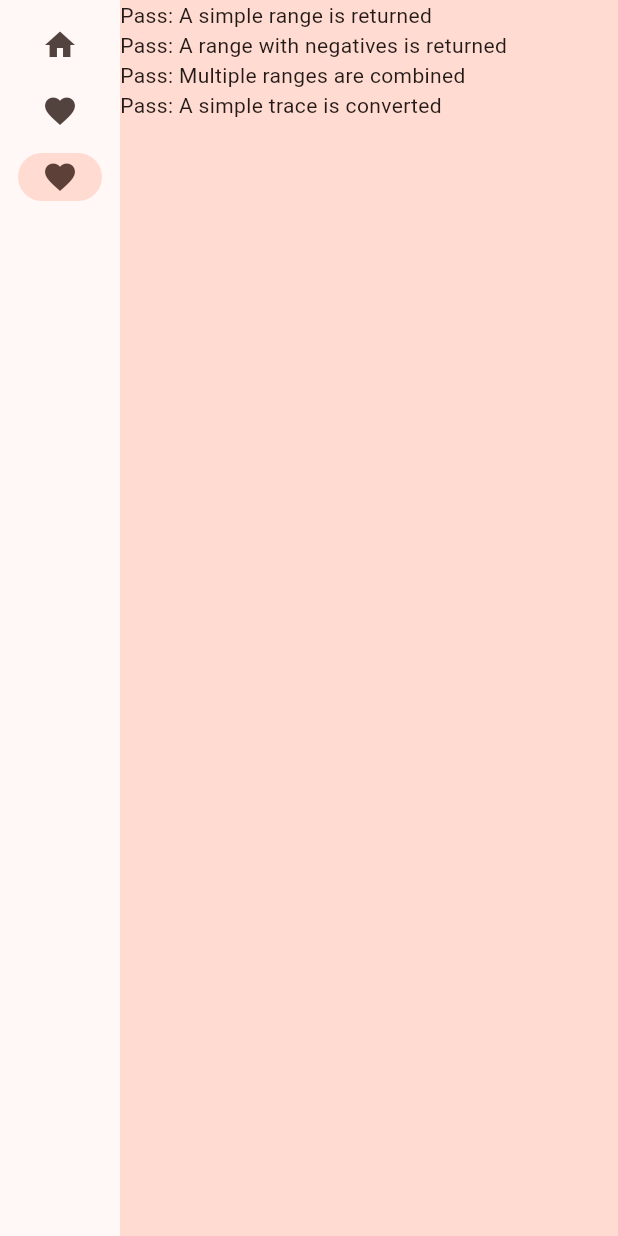
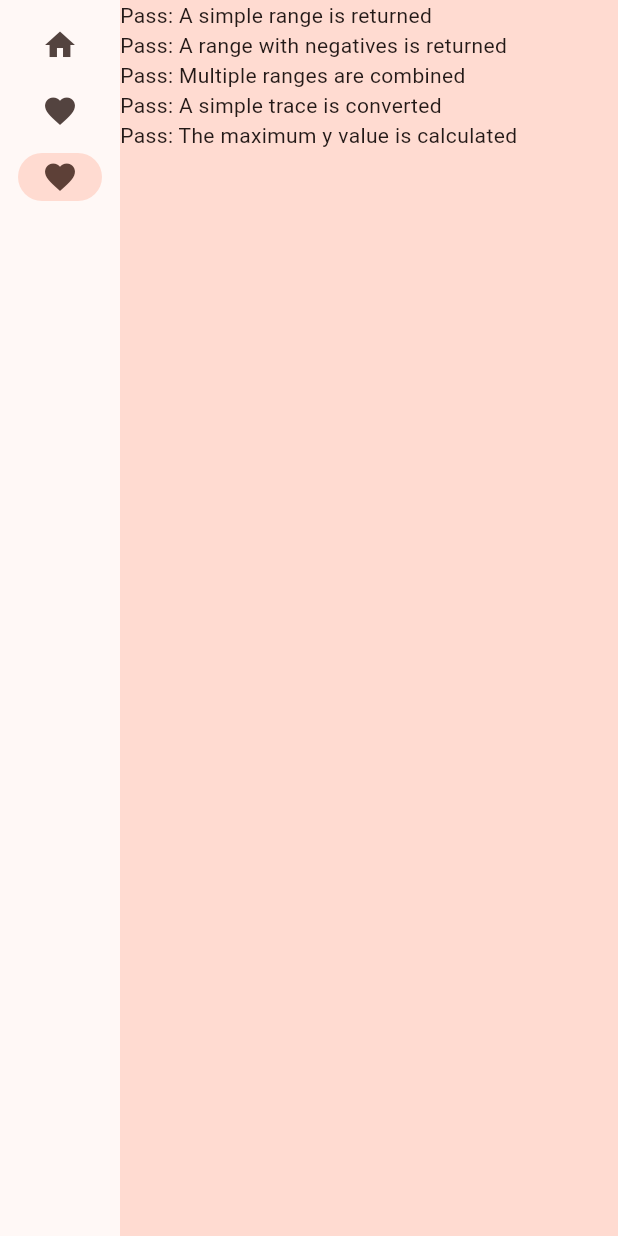
Before and after one commit to davidsykes/ircommandmanager, a Flutter app: the screen it shows after launch, after a tap on "Traces", after a tap on "Trace Plots", after a tap on "Tests", on a phone screen of 412 x 824 dp. Run offline on Flutter 3.47's test engine with Material 2 defaults, Android fonts, the light colour scheme and no system bars; network calls fail.

Commit message:
Set up a scaling helper

```diff
--- a/lib/testing/testmodule.dart
+++ b/lib/testing/testmodule.dart
@@ -17,6 +17,15 @@ abstract class TestModule {
       throw TestAssertFailException(ls);
     }
   }
+
+  void assertEqual(dynamic a, dynamic b) {
+    print('A= $a $b');
+    if (a == b) {
+      print('A= $a $b');
+    } else {
+      print('A!= $a $b');
+    }
+  }
 }
 
 class TestAssertFailException implements Exception {
--- /dev/null
+++ b/lib/tests/utilities/scalinghelpertests.dart
@@ -0,0 +1,41 @@
+import '../../testing/testmodule.dart';
+import '../../testing/testunit.dart';
+import '../../utilities/scalinghelper.dart';
+
+class ScalingHelperTests extends TestModule {
+  late ScalingHelper _helper;
+
+  @override
+  void setUpObjectUnderTest() {
+    _helper = ScalingHelper(horizontalExtent: 100, verticalExtent: 100);
+  }
+
+  @override
+  Iterable<TestUnit> getTests() {
+    return [
+      createTest(
+          'The maximum y value is calculated', theMaximumYValueIsCalculated),
+    ];
+  }
+
+  void theMaximumYValueIsCalculated() {
+    List<List<List<double>>> values = [
+      [
+        [0.0, 0],
+        [1, 1]
+      ],
+      [
+        [0, 0],
+        [1, 10]
+      ],
+      [
+        [0, 0],
+        [1, 1]
+      ],
+    ];
+
+    var max = _helper.getMaximumYValue(values);
+
+    assertEqual(max, 10);
+  }
+}
--- a/lib/tracepainter.dart
+++ b/lib/tracepainter.dart
@@ -3,8 +3,8 @@ import 'package:ircommandmanager/utilities/tracetolinesconverter.dart';
 import 'package:ircommandmanager/utilities/tracevaluerangefinder.dart';
 import 'dataobjects/traceinfo.dart';
 import 'dart:ui' as ui;
-
 import 'dataobjects/tracepoints.dart';
+import 'utilities/scalinghelper.dart';
 
 class MyPainter extends CustomPainter {
   final List<TraceInfo> traces;
@@ -25,16 +25,9 @@ class MyPainter extends CustomPainter {
 
     drawTestPattern(canvas, size, paint);
 
-    var tracesToPlot =
-        traces.map((t) => t.traceDetails!).cast<TracePoints>().toList();
+    drawTracesUsingUnscaledCanvas(canvas, size, paint);
 
-    var range = TraceValueRangeFinder().calculateRange(tracesToPlot);
-
-    var scalex = size.width / range.maxx;
-    var scaley = size.height / range.maxy;
-    canvas.scale(scalex, scaley);
-
-    drawTrace(traces[0], canvas, paint);
+    drawTracesUsingScaledCanvas(canvas, size, paint);
   }
 
   @override
@@ -67,4 +60,28 @@ class MyPainter extends CustomPainter {
 
     canvas.drawPoints(ui.PointMode.polygon, offsets, paint);
   }
+
+  void drawTracesUsingScaledCanvas(Canvas canvas, Size size, Paint paint) {
+    var tracesToPlot =
+        traces.map((t) => t.traceDetails!).cast<TracePoints>().toList();
+
+    var range = TraceValueRangeFinder().calculateRange(tracesToPlot);
+
+    var scalex = size.width / range.maxx;
+    var scaley = size.height / range.maxy;
+    canvas.scale(scalex, scaley);
+
+    drawTrace(traces[0], canvas, paint);
+  }
+
+  void drawTracesUsingUnscaledCanvas(Canvas canvas, Size size, Paint paint) {
+    var scalingHelper = ScalingHelper(
+        horizontalExtent: size.width, verticalExtent: size.height);
+
+    var plots = traces
+        .map((t) => TraceToLinesConverter().convertTraceToPlot(t.traceDetails!))
+        .toList();
+
+    var maxY = scalingHelper.getMaximumYValue(plots);
+  }
 }
--- /dev/null
+++ b/lib/utilities/scalinghelper.dart
@@ -0,0 +1,18 @@
+class ScalingHelper {
+  final double horizontalExtent;
+  final double verticalExtent;
+
+  ScalingHelper({required this.horizontalExtent, required this.verticalExtent});
+
+  double getMaximumYValue(List<List<List<double>>> values) {
+    double maxy = 0;
+    for (List<List<double>> plot in values) {
+      for (List<double> p in plot) {
+        if (p[1] > maxy) {
+          maxy = p[1];
+        }
+      }
+    }
+    return maxy;
+  }
+}
--- a/lib/views/codetestpage.dart
+++ b/lib/views/codetestpage.dart
@@ -1,5 +1,6 @@
 import 'package:flutter/material.dart';
 import '../testing/testrunner.dart';
+import '../tests/utilities/scalinghelpertests.dart';
 import '../tests/utilities/tracetolinesconvertertests.dart';
 import '../tests/utilities/tracevaluerangefindertests.dart';
 
@@ -14,6 +15,7 @@ class CodeTestPage extends StatelessWidget {
 
     runner.addTests(TraceValueRangeFinderTests());
     runner.addTests(TraceToLinesConverterTests());
+    runner.addTests(ScalingHelperTests());
 
     var results = runner.runTests();
 
```
